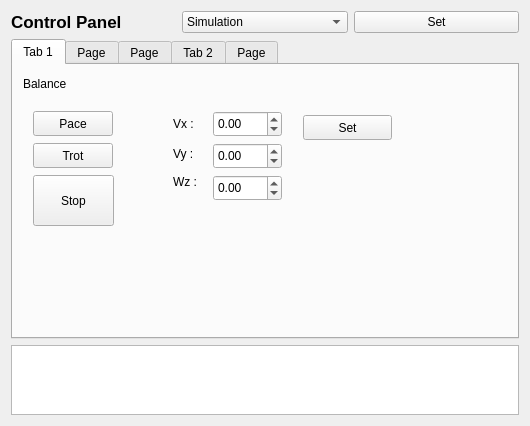
Old version of the form control_panel/ui/rqt_control_panel_plugin/rqt_control_panel_plugin_widget.ui in the repository ShunyaoWang/quadruped_locomotion.
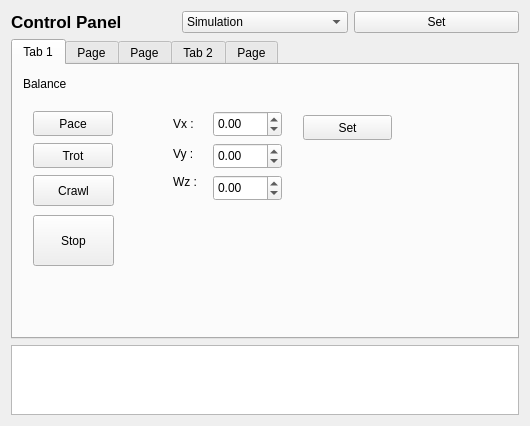
New version of the form.

Commit message: add crawl gait

```diff
--- a/control_panel/ui/rqt_control_panel_plugin/rqt_control_panel_plugin_widget.ui
+++ b/control_panel/ui/rqt_control_panel_plugin/rqt_control_panel_plugin_widget.ui
@@ -166,7 +166,7 @@
        <property name="geometry">
         <rect>
          <x>20</x>
-         <y>110</y>
+         <y>150</y>
          <width>81</width>
          <height>51</height>
         </rect>
@@ -240,6 +240,19 @@
         <string>Set</string>
        </property>
       </widget>
+      <widget class="QPushButton" name="crawlButton">
+       <property name="geometry">
+        <rect>
+         <x>20</x>
+         <y>110</y>
+         <width>81</width>
+         <height>31</height>
+        </rect>
+       </property>
+       <property name="text">
+        <string>Crawl</string>
+       </property>
+      </widget>
      </widget>
      <widget class="QWidget" name="JointPosition">
       <attribute name="title">
```
The commit also changes 9 other files.
